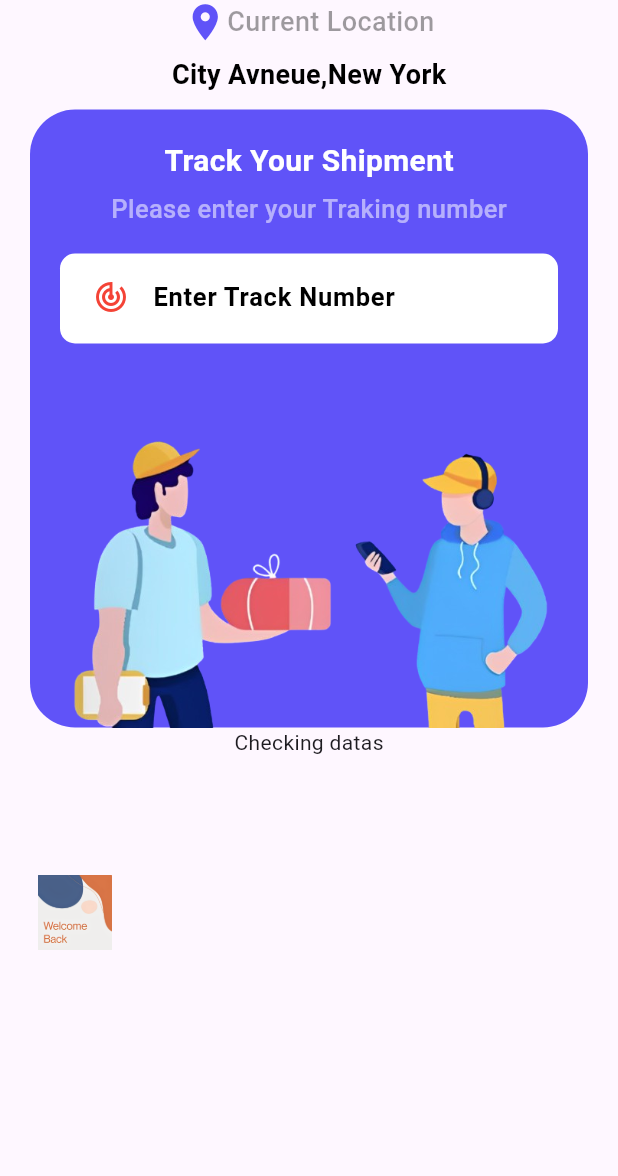
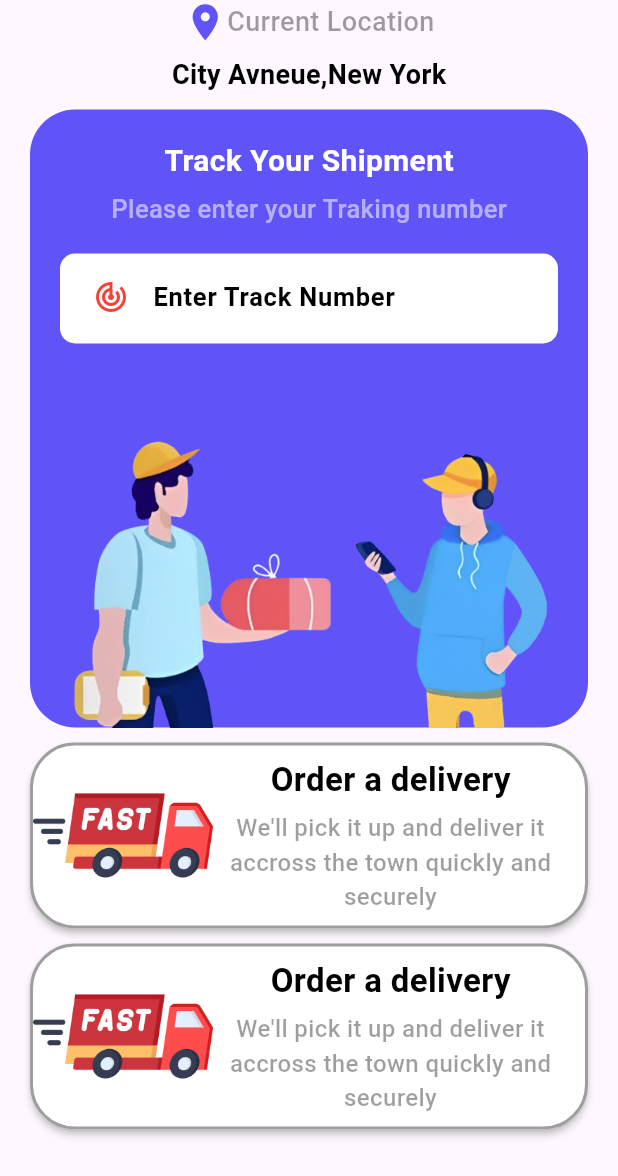
Before and after one commit to SayoojAmbady/deliverytracker, a Flutter app: the screen it shows after launch, on a phone screen of 412 x 824 dp. Shown: the top 1176 px of the screen. Run offline on Flutter 3.47's test engine with Material 3 defaults, Android fonts, the phone set to English and light mode, and no system bars.

Commit message:
Images issues solved

```diff
--- a/lib/pages/home.dart
+++ b/lib/pages/home.dart
@@ -99,12 +99,102 @@ class _HomeState extends State<Home> {
                     ],
                   ),
                 ),
-                Text("Checking datas"),
+                SizedBox(height: 10),
                 Container(
-                  height: MediaQuery.of(context).size.height/4,
-                  width: MediaQuery.of(context).size.width,
-                  child: Row(children: [Image.asset("assets/images/signin.png",height: 50,width: 100)],),
-                )
+                  margin: EdgeInsets.only(left: 20, right: 20),
+                  child: Material(
+                    elevation: 2.0,
+                    borderRadius: BorderRadius.circular(30),
+                    child: Container(
+                      width: MediaQuery.of(context).size.width,
+                      decoration: BoxDecoration(
+                        color: Colors.white,
+                        borderRadius: BorderRadius.circular(30),
+                        border: Border.all(color: Colors.black38, width: 2.0),
+                      ),
+                      child: Row(
+
+                        children: [
+                          Image.asset(
+                            "assets/images/fast-delivery.png",
+                            height: 120,
+                            width: 120,
+                            fit: BoxFit.cover,
+                          ),
+                          SizedBox(width: 10),
+                          Column(
+                            children: [
+                              Text(
+                                "Order a delivery",
+                                style: AppWidget.HeadlineTextfiledStyle(22.0),
+                              ),
+                              SizedBox(height: 5.0),
+                              Container(
+                                width: MediaQuery.of(context).size.width / 1.9,
+                                child: Text(
+                                  "We'll pick it up and deliver it \naccross the town quickly and securely",
+                                  textAlign: TextAlign.center,
+                                  style:
+                                      AppWidget.OrderDeliverySimpleTextfiledStyle(
+                                        16.0,
+                                      ),
+                                ),
+                              ),
+                            ],
+                          ),
+                        ],
+                      ),
+                    ),
+                  ),
+                ),
+                SizedBox(height: 10),
+                Container(
+                  margin: EdgeInsets.only(left: 20, right: 20),
+                  child: Material(
+                    elevation: 2.0,
+                    borderRadius: BorderRadius.circular(30),
+                    child: Container(
+                      width: MediaQuery.of(context).size.width,
+                      decoration: BoxDecoration(
+                        color: Colors.white,
+                        borderRadius: BorderRadius.circular(30),
+                        border: Border.all(color: Colors.black38, width: 2.0),
+                      ),
+                      child: Row(
+
+                        children: [
+                          Image.asset(
+                            "assets/images/fast-delivery.png",
+                            height: 120,
+                            width: 120,
+                            fit: BoxFit.cover,
+                          ),
+                          SizedBox(width: 10),
+                          Column(
+                            children: [
+                              Text(
+                                "Order a delivery",
+                                style: AppWidget.HeadlineTextfiledStyle(22.0),
+                              ),
+                              SizedBox(height: 5.0),
+                              Container(
+                                width: MediaQuery.of(context).size.width / 1.9,
+                                child: Text(
+                                  "We'll pick it up and deliver it \naccross the town quickly and securely",
+                                  textAlign: TextAlign.center,
+                                  style:
+                                  AppWidget.OrderDeliverySimpleTextfiledStyle(
+                                    16.0,
+                                  ),
+                                ),
+                              ),
+                            ],
+                          ),
+                        ],
+                      ),
+                    ),
+                  ),
+                ),
               ],
             ),
           ),
--- a/lib/services/widget_support.dart
+++ b/lib/services/widget_support.dart
@@ -34,4 +34,12 @@ class AppWidget {
       fontWeight: FontWeight.w500,
     );
   }
+
+  static TextStyle OrderDeliverySimpleTextfiledStyle(double textsize) {
+    return TextStyle(
+      color: Colors.black38,
+      fontSize: textsize,
+      fontWeight: FontWeight.w500,
+    );
+  }
 }
```
Also changed, not shown: assets/images/admin.png (added), assets/images/currentorder.png (added), assets/images/delivery-man.png (added), assets/images/parcel.png (added).
